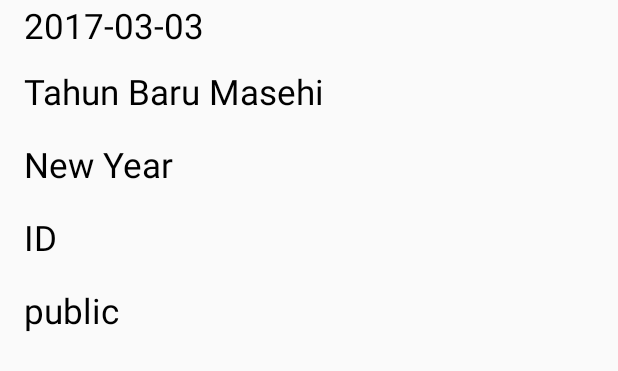
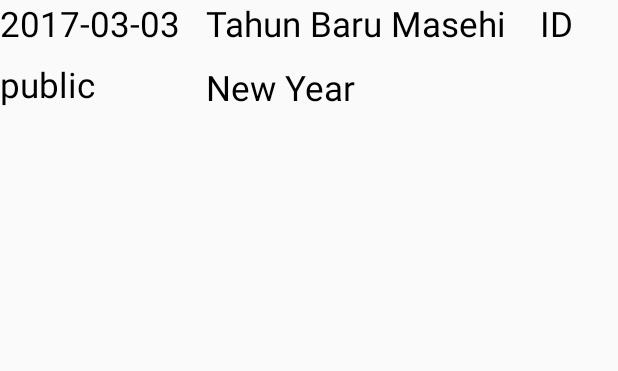
Before and after one commit to CuaMcCarsaree44/Retrofit, an Android app: the layout lists.xml on its own in the app's theme, with its tools: preview values and no code run, on a phone screen of 412 x 824 dp. Shown: the top 371 px of the screen. Run offline under Robolectric (Android 15) with nearby library versions, the phone set to English and light mode, and no system bars.

```diff
--- a/app/src/main/java/com/example/retrofit/adapter/DatasAdapter.kt
+++ b/app/src/main/java/com/example/retrofit/adapter/DatasAdapter.kt
@@ -19,6 +19,7 @@ class DatasAdapter(var context:Context): RecyclerView.Adapter<DatasAdapter.Handl
     fun setColl(coll: ArrayList<Datas>?)
     {
         collection = coll
+        notifyDataSetChanged()
     }
 
     override fun onCreateViewHolder(p0: ViewGroup, p1: Int): Handler {
--- a/app/src/main/java/com/example/retrofit/services/ApiServices.kt
+++ b/app/src/main/java/com/example/retrofit/services/ApiServices.kt
@@ -2,11 +2,13 @@ package com.example.retrofit.services
 import com.example.retrofit.model.Datas
 import retrofit2.Call
 import retrofit2.http.GET
+import retrofit2.http.Path
 
 
 //val URL:String = "https://date.nager.at/api/v2/publicholidays/yyyy/CD/"
 interface ApiServices {
 
-    @GET("v2/PublicHolidays/")
-    fun getAllData(): Call<ArrayList<Datas>>
+    @GET("{year}/{code}/")
+    fun getAllData(@Path("year") year:Int,
+                   @Path("code") code:String): Call<ArrayList<Datas>>
 }
--- a/app/src/main/res/layout/lists.xml
+++ b/app/src/main/res/layout/lists.xml
@@ -2,7 +2,8 @@
 <android.support.constraint.ConstraintLayout
         xmlns:android="http://schemas.android.com/apk/res/android"
         xmlns:tools="http://schemas.android.com/tools" android:layout_width="match_parent"
-        android:layout_height="match_parent" xmlns:app="http://schemas.android.com/apk/res-auto"
+        android:layout_height="90dp" xmlns:app="http://schemas.android.com/apk/res-auto"
+
 
 >
 
@@ -19,7 +20,7 @@
             app:layout_constraintBottom_toBottomOf="parent"
             app:layout_constraintLeft_toLeftOf="parent"
             app:layout_constraintRight_toRightOf="parent"
-            app:layout_constraintHorizontal_bias="0.058" app:layout_constraintVertical_bias="0.002"/>
+            app:layout_constraintHorizontal_bias="0.0" app:layout_constraintVertical_bias="0.0"/>
 
     <TextView
             android:id="@+id/localnameLabel"
@@ -34,7 +35,7 @@
             app:layout_constraintBottom_toBottomOf="parent"
             app:layout_constraintLeft_toLeftOf="parent"
             app:layout_constraintRight_toRightOf="parent"
-            app:layout_constraintHorizontal_bias="0.084" app:layout_constraintVertical_bias="0.058"/>
+            app:layout_constraintHorizontal_bias="0.721" app:layout_constraintVertical_bias="0.0"/>
 
     <TextView
             android:id="@+id/nameLabel"
@@ -49,12 +50,12 @@
             app:layout_constraintBottom_toBottomOf="parent"
             app:layout_constraintLeft_toLeftOf="parent"
             app:layout_constraintRight_toRightOf="parent"
-            app:layout_constraintHorizontal_bias="0.084" app:layout_constraintVertical_bias="0.12"/>
+            app:layout_constraintHorizontal_bias="0.721" app:layout_constraintVertical_bias="0.914"/>
 
     <TextView
             android:id="@+id/codeLabel"
-            android:layout_width="221dp"
-            android:layout_height="43dp"
+            android:layout_width="52dp"
+            android:layout_height="54dp"
             android:text="ID"
             android:textSize="23sp"
             android:textColor="#000000"
@@ -63,8 +64,8 @@
             app:layout_constraintTop_toTopOf="parent"
             app:layout_constraintBottom_toBottomOf="parent"
             app:layout_constraintLeft_toLeftOf="parent"
-            app:layout_constraintRight_toRightOf="parent" app:layout_constraintHorizontal_bias="0.084"
-            app:layout_constraintVertical_bias="0.183"/>
+            app:layout_constraintRight_toRightOf="parent" app:layout_constraintHorizontal_bias="1.0"
+            app:layout_constraintVertical_bias="0.0"/>
 
     <TextView
             android:id="@+id/typeLabel"
@@ -78,7 +79,7 @@
             app:layout_constraintTop_toTopOf="parent"
             app:layout_constraintBottom_toBottomOf="parent"
             app:layout_constraintLeft_toLeftOf="parent"
-            app:layout_constraintRight_toRightOf="parent" app:layout_constraintHorizontal_bias="0.084"
-            app:layout_constraintVertical_bias="0.245"/>
+            app:layout_constraintRight_toRightOf="parent" app:layout_constraintHorizontal_bias="0.0"
+            app:layout_constraintVertical_bias="0.872"/>
 
 </android.support.constraint.ConstraintLayout>
```
Also changed, not shown: app/src/main/java/com/example/retrofit/ShowData.kt (+6 -9 lines), app/src/main/java/com/example/retrofit/services/InitRetrofit.kt (+4 -6 lines).
